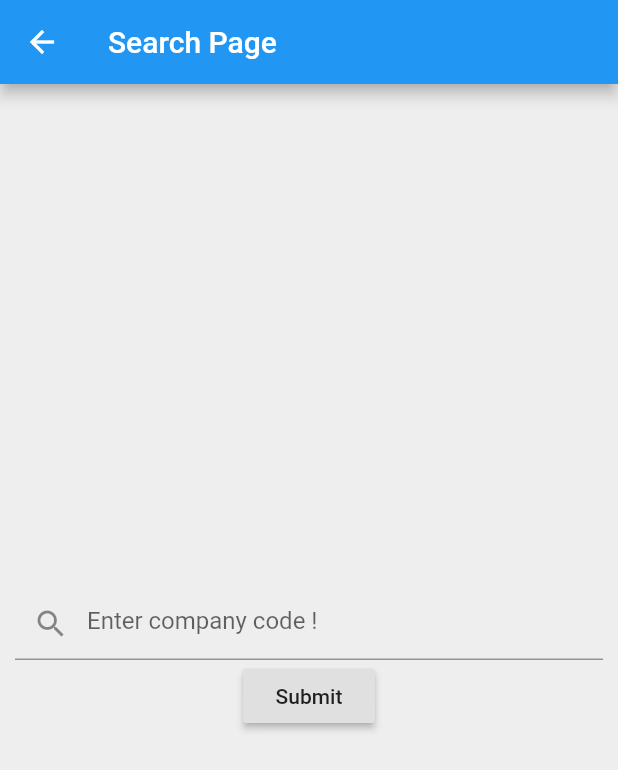
After one commit to Ln8plus/stocks_tracker, a Flutter app: the FieldEntry screen opened directly, after a tap on "Submit", on a phone screen of 412 x 824 dp. The commit adds this screen. Shown: the top 770 px of the screen. Run offline on Flutter 3.47's test engine with Material 2 defaults, Android fonts, the phone set to English and light mode, and no system bars; our stand-ins replace cloud_firestore, firebase_auth, firebase_core, sqflite; accounts and stored records are empty; network calls fail.

Commit message:
stocks page complete

```diff
--- a/lib/StocksScreen.dart
+++ b/lib/StocksScreen.dart
@@ -1,4 +1,6 @@
+import 'package:cloud_firestore/cloud_firestore.dart';
 import 'package:flutter/material.dart';
+import 'dart:async';
 
 class StocksScreen extends StatefulWidget {
   final List<String> list = List.generate(10, (index) => "Text $index");
@@ -6,6 +8,8 @@ class StocksScreen extends StatefulWidget {
   @override
   _StocksScreenState createState() => _StocksScreenState();
 }
+
+//Query where {
 
 class _StocksScreenState extends State<StocksScreen> {
   @override
@@ -21,7 +25,7 @@ class _StocksScreenState extends State<StocksScreen> {
           )
         ],
         centerTitle: true,
-        title: Text('Search Bar'),
+        title: Text('Search Stocks'),
       ),
       body: ListView.builder(
         itemCount: widget.list.length,
@@ -93,7 +97,7 @@ class Search extends SearchDelegate {
           ),
           leading: query.isEmpty ? Icon(Icons.access_time) : SizedBox(),
           onTap: () {
-            selectedResult = suggestionList[index];
+            //selectedResult = suggestionList[index];
             showResults(context);
           },
         );
--- /dev/null
+++ b/lib/dbhelper.dart
@@ -0,0 +1,48 @@
+import 'dart:io';
+import 'package:flutter/services.dart';
+import 'package:path/path.dart';
+import 'package:sqflite/sqflite.dart';
+import 'dart:typed_data';
+
+class Dbhelper {
+  Dbhelper._privateConstructor();
+  static Database _database;
+  Future<Database> get database async {
+    if (_database != null) return _database;
+    // lazily instantiate the db the first time it is accessed
+    _database = await initDB();
+    return _database;
+  }
+
+  static final Dbhelper instance = Dbhelper._privateConstructor();
+  Future<Database> initDB() async {
+    var dbPath = await getDatabasesPath();
+    var path = join(dbPath, "STOCKS.db");
+
+    var exists = await databaseExists(path);
+    if (!exists) {
+      // Should happen only the first time you launch your application
+      print("Creating new copy from asset");
+
+      // Make sure the parent directory exists
+      try {
+        await Directory(dirname(path)).create(recursive: true);
+      } catch (_) {}
+
+      ByteData data = await rootBundle.load(join("assets", "STOCKS.db"));
+      List<int> bytes =
+          data.buffer.asUint8List(data.offsetInBytes, data.lengthInBytes);
+      await File(path).writeAsBytes(bytes, flush: true);
+
+      return await openDatabase(path);
+    }
+    var db = await openDatabase(path, readOnly: true);
+
+    Future<List> queryall(String listings) async {
+      var dbClient = await db;
+      var result = await dbClient.rawQuery("SELECT * FROM $listings");
+
+      return result.toList();
+    }
+  }
+}
--- /dev/null
+++ b/lib/stockFinder.dart
@@ -0,0 +1,91 @@
+import 'package:flutter/material.dart';
+import 'company.dart';
+import 'package:cloud_firestore/cloud_firestore.dart';
+import 'dbhelper.dart';
+import 'package:sqflite/sqflite.dart';
+
+/*
+TODO AS OF 08/11/2020
+
+
+Implepment sqflite for search and display on this
+page
+Put all parts in one file for knowing what is where and don't make multiple dart files
+
+Remove all firebase clutter like searchDisplay, authentication and fllutter fire as
+useless stuff is not needed anymore. Also the search service at the bottom of this page
+
+
+*/
+
+class FieldEntry extends StatefulWidget {
+  FieldEntry({Key key, this.title}) : super(key: key);
+  // ignore: non_constant_identifier_names
+  final String title;
+
+  @override
+  FieldEntryState createState() => new FieldEntryState();
+}
+
+List allStocks = List();
+List items = List();
+
+var entry;
+var hold;
+bool check = false;
+
+class FieldEntryState extends State<FieldEntry> {
+  // fire this to the searcher function
+//global var entry;
+  final entryCon = new TextEditingController();
+  @override
+  Widget build(BuildContext context) {
+    return Scaffold(
+      appBar: AppBar(
+        title: Text("Search Page"),
+      ),
+      body: Center(
+        child: Padding(
+          padding: const EdgeInsets.all(10.0),
+          child: Column(
+            mainAxisAlignment: MainAxisAlignment.center,
+            children: <Widget>[
+              TextField(
+                controller: entryCon,
+                decoration: InputDecoration(
+                    hintText: "Enter company code !",
+                    prefixIcon: Icon(Icons.search)),
+              ),
+              RaisedButton(
+                onPressed: () {
+                  entry = entryCon;
+                  _query();
+                },
+                child: Text('Submit'),
+              ),
+            ],
+          ),
+        ),
+      ),
+    );
+  }
+
+  _query() async {
+    // get a reference to the database
+    Database db = await Dbhelper.instance.database;
+
+    // raw query
+    List<Map> result = await db
+        .rawQuery('SELECT * FROM listings WHERE CompanyCode=?', [entryCon]);
+
+    // print the results
+    result.forEach((row) => print(row));
+    // {_id: 2, name: Mary, age: 32}
+  }
+
+  /*@override
+  void initState() {
+    initState();
+  }
+  */
+}
```
Also changed, not shown: assets/STOCK.JSON (added, +25 -0 lines), lib/authentication.dart (added, +111 -0 lines), lib/blank.dart (added, +40 -0 lines), lib/company.dart (added, +24 -0 lines), lib/flutterfire.dart (added, +31 -0 lines), lib/homeScreen.dart (+6 -1 lines), lib/main.dart (+9 -1 lines), lib/searchDisplay.dart (added, +48 -0 lines), lib/stockPage.dart (added, +107 -0 lines), lib/stocksPage.dart (added, +40 -0 lines), pubspec.yaml (+6 -1 lines), pubspec.lock, 2 other files.
